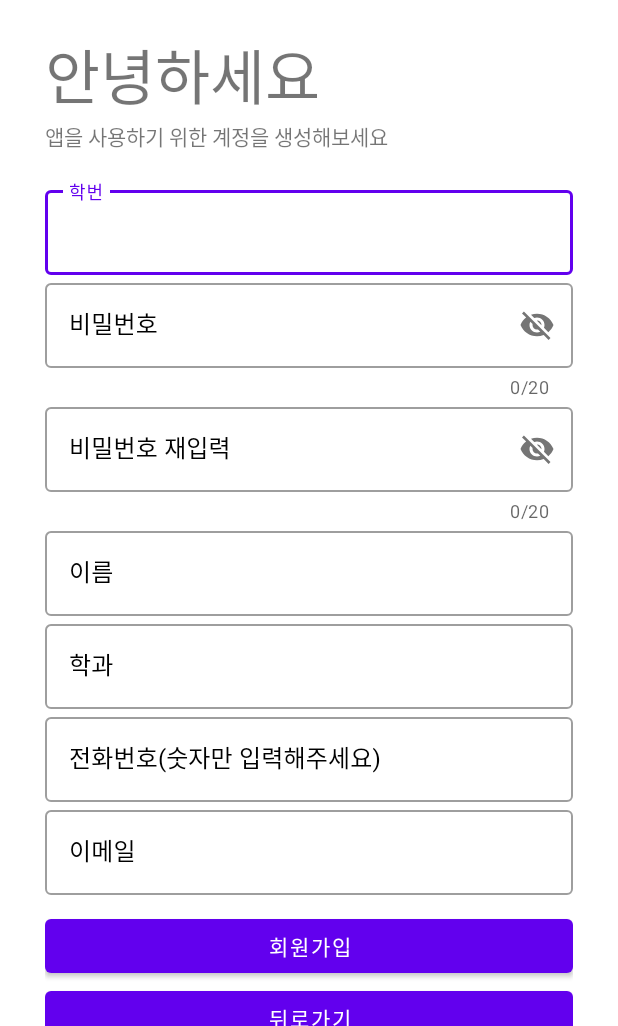
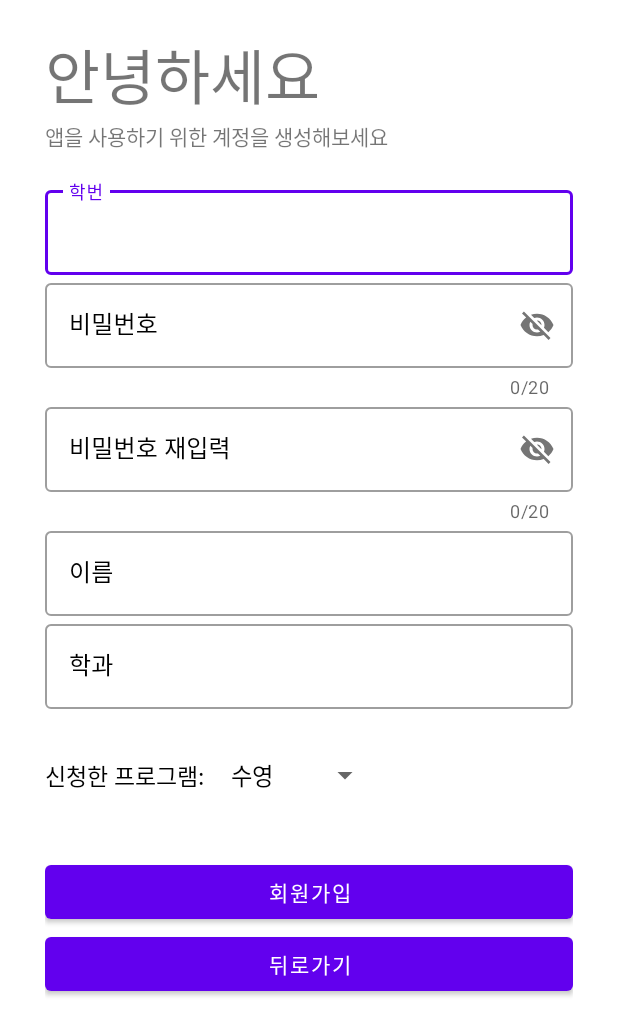
Before and after one commit to CBNU-SportsCenter/CBNU_SportsCenter, an Android app: the SignupActivity screen opened directly, with no data from a screen before it, after a tap on "회원가입", on a phone screen of 412 x 824 dp, the part 210-1236 px from its top. Run offline under Robolectric (Android 15) with nearby library versions, the phone set to English and light mode, and no system bars; our stand-ins replace Volley.

Commit message:
테이블 수정 및 로그인 구현 완료

```diff
--- a/CBNU_SportsCenter/app/src/main/AndroidManifest.xml
+++ b/CBNU_SportsCenter/app/src/main/AndroidManifest.xml
@@ -12,6 +12,8 @@
         android:theme="@style/Theme.CBNU_SportsCenter"
         android:usesCleartextTraffic="true">
         <activity android:name=".SignupActivity">
+        </activity>
+        <activity android:name=".MainActivity">
         </activity>
         <activity android:name=".StartActivity"
             android:exported="true">
--- a/CBNU_SportsCenter/app/src/main/java/com/example/cbnu_sportscenter/MyDatabaseHelper.java
+++ b/CBNU_SportsCenter/app/src/main/java/com/example/cbnu_sportscenter/MyDatabaseHelper.java
@@ -2,6 +2,8 @@ package com.example.cbnu_sportscenter;
 
 import android.content.ContentValues;
 import android.content.Context;
+import android.content.Intent;
+import android.database.Cursor;
 import android.database.sqlite.SQLiteDatabase;
 import android.database.sqlite.SQLiteOpenHelper;
 import android.widget.Toast;
@@ -20,8 +22,8 @@ public class MyDatabaseHelper extends SQLiteOpenHelper {
     private static final String COLUMN_PASSWORD="password";
     private static final String COLUMN_NAME="name";
     private static final String COLUMN_MAJOR="major";
-    private static final String COLUMN_PHONE="phone";
-    private static final String COLUMN_EMAIL="email";
+    private static final String COLUMN_PROGRAM="program";
+
 
 
 
@@ -37,8 +39,7 @@ public class MyDatabaseHelper extends SQLiteOpenHelper {
                 COLUMN_PASSWORD+" TEXT, "+
                 COLUMN_NAME+" TEXT, "+
                 COLUMN_MAJOR+" TEXT, "+
-                COLUMN_PHONE+" TEXT, "+
-                COLUMN_EMAIL+" TEXT);";
+                COLUMN_PROGRAM+" TEXT);";
         db.execSQL(query);
     }
 
@@ -48,8 +49,8 @@ public class MyDatabaseHelper extends SQLiteOpenHelper {
         onCreate(db);
     }
 
-    void AddAccount(String studentid, String password, String name,String major,
-                String phone, String email){
+    long AddAccount(String studentid, String password, String name,String major, String program
+                ){
         SQLiteDatabase db = this.getWritableDatabase();
         ContentValues cv = new ContentValues();
 
@@ -57,15 +58,38 @@ public class MyDatabaseHelper extends SQLiteOpenHelper {
         cv.put(COLUMN_PASSWORD, password);
         cv.put(COLUMN_NAME, name);
         cv.put(COLUMN_MAJOR, major);
-        cv.put(COLUMN_PHONE, phone);
-        cv.put(COLUMN_EMAIL, email);
+        cv.put(COLUMN_PROGRAM, program);
+
 
         long result = db.insert(TABLE_NAME,null, cv);
         if(result == -1){
             Toast.makeText(context, "Failed", Toast.LENGTH_SHORT).show();
+            return result;
         }else {
             Toast.makeText(context, "Added Successfully!", Toast.LENGTH_SHORT).show();
+            Toast.makeText(context, "result is"+result, Toast.LENGTH_SHORT).show();
+            return result;
         }
     }
 
+
+    public Boolean checkuserstudentid(String studentid) {
+        SQLiteDatabase MyDB = this.getWritableDatabase();
+        Cursor cursor = MyDB.rawQuery("Select * from UserAccount where studentid = ?", new String[]{studentid});
+        if (cursor.getCount() > 0)
+            return true;
+        else
+            return false;
+    }
+
+    public Boolean checkstudentidpassword(String studentid, String password){
+        SQLiteDatabase MyDB = this.getWritableDatabase();
+        Cursor cursor = MyDB.rawQuery("Select * from UserAccount where studentid = ? and password = ?",
+                new String[] {studentid,password});
+        if(cursor.getCount()>0)
+            return true;
+        else
+            return false;
+    }
+
 }
--- a/CBNU_SportsCenter/app/src/main/java/com/example/cbnu_sportscenter/SignupActivity.java
+++ b/CBNU_SportsCenter/app/src/main/java/com/example/cbnu_sportscenter/SignupActivity.java
@@ -3,12 +3,15 @@ package com.example.cbnu_sportscenter;
 import android.content.Intent;
 import android.os.Bundle;
 import android.view.View;
+import android.widget.ArrayAdapter;
 import android.widget.Button;
 import android.widget.EditText;
+import android.widget.Spinner;
 import android.widget.Toast;
 
 import androidx.annotation.NonNull;
 import androidx.appcompat.app.AppCompatActivity;
+import androidx.fragment.app.Fragment;
 
 import com.android.volley.RequestQueue;
 import com.android.volley.Response;
@@ -23,7 +26,9 @@ public class SignupActivity extends AppCompatActivity {
     Button btn_back,btn_signup;
     TextInputLayout StudentId, Password1, Password2,
             Major, Name, Telephone,Email;
-
+    MyDatabaseHelper DB;
+    Spinner Spn;
+    ArrayAdapter arrayAdapter;
     protected void onCreate(Bundle savedInstanceState) {
         super.onCreate(savedInstanceState);
         setContentView(R.layout.activity_signup);
@@ -35,8 +40,12 @@ public class SignupActivity extends AppCompatActivity {
         Password2=findViewById(R.id.Password2);
         Name=findViewById(R.id.Name);
         Major=findViewById(R.id.Major);
-        Telephone=findViewById(R.id.Telephone);
-        Email=findViewById(R.id.Email);
+        Spn=findViewById(R.id.spn);
+        DB = new MyDatabaseHelper(this);
+
+
+
+        setViews();
 
 
 
@@ -56,22 +65,47 @@ public class SignupActivity extends AppCompatActivity {
         btn_signup.setOnClickListener(new View.OnClickListener() {
             @Override
             public void onClick(View view) {
-                String studentid=StudentId.getEditText().getText().toString();
-                String password1=Password1.getEditText().getText().toString();
-                String password2=Password2.getEditText().getText().toString();
-                String name=Name.getEditText().getText().toString();
-                String major=Major.getEditText().getText().toString();
-                String phone=Telephone.getEditText().getText().toString();
-                String email=Email.getEditText().getText().toString();
+                String studentid=StudentId.getEditText().getText().toString().trim();
+                String password1=Password1.getEditText().getText().toString().trim();
+                String password2=Password2.getEditText().getText().toString().trim();
+                String name=Name.getEditText().getText().toString().trim();
+                String major=Major.getEditText().getText().toString().trim();
+                String program=Spn.getSelectedItem().toString();
 
+                if(studentid.equals("") || password1.equals("") || password2.equals("") ||
+                        name.equals("") || major.equals("") )
+                    Toast.makeText(SignupActivity.this, "Please enter all the fields", Toast.LENGTH_SHORT).show();
+                else{
+                    if(password1.equals(password2)){
+                        Boolean checkstudentid = DB.checkuserstudentid(studentid);
+                        if(checkstudentid==false){
+                           /* MyDatabaseHelper myDB=new MyDatabaseHelper(SignupActivity.this);
+                            myDB.AddAccount(studentid,password1, name, major, phone, email);*/
+                        long result=DB.AddAccount(studentid,password1, name, major, program);
+                        if(result!=-1)
+                        {
+                            Intent intent=new Intent(getApplicationContext(),LoginActivity.class);
+                            startActivity(intent);
+                        }
 
-
-                    MyDatabaseHelper myDB=new MyDatabaseHelper(SignupActivity.this);
-                   myDB.AddAccount(studentid,password1, name, major, phone, email);
+                        }
+                        else{
+                            Toast.makeText(SignupActivity.this, "User already exists! please sign in", Toast.LENGTH_SHORT).show();
+                        }
+                    }else{
+                        Toast.makeText(SignupActivity.this, "Passwords not matching", Toast.LENGTH_SHORT).show();
+                    }
+                }
 
 
             }
         });
 
     }
+
+    public void setViews(){
+        arrayAdapter=ArrayAdapter.createFromResource(this,R.array.programs,android.R.layout.simple_spinner_dropdown_item);
+        Spn.setAdapter(arrayAdapter);
+    }
+
 }
--- a/CBNU_SportsCenter/app/src/main/java/com/example/cbnu_sportscenter/StartActivity.java
+++ b/CBNU_SportsCenter/app/src/main/java/com/example/cbnu_sportscenter/StartActivity.java
@@ -7,10 +7,11 @@ import android.os.Bundle;
 import android.os.Handler;
 import android.view.View;
 import android.widget.Button;
+import android.widget.ImageView;
 
 public class StartActivity extends AppCompatActivity {
 
-    Button btn_start;
+
 
     @Override
     protected void onCreate(Bundle savedInstanceState) {
--- a/CBNU_SportsCenter/app/src/main/res/layout/activity_login.xml
+++ b/CBNU_SportsCenter/app/src/main/res/layout/activity_login.xml
@@ -35,7 +35,7 @@
 
 
         <com.google.android.material.textfield.TextInputLayout
-            android:id="@+id/textField"
+            android:id="@+id/Studentid"
             android:layout_width="match_parent"
             android:layout_height="wrap_content"
             android:hint="학번"
@@ -51,7 +51,7 @@
 
 
         <com.google.android.material.textfield.TextInputLayout
-            android:id="@+id/textField2"
+            android:id="@+id/Password"
             android:layout_width="match_parent"
             android:layout_height="wrap_content"
             android:hint="비밀번호"
@@ -79,6 +79,7 @@
 
 
         <Button
+            android:id="@+id/btn_login"
             android:layout_width="match_parent"
             android:layout_height="wrap_content"
             android:text="Login"
--- a/CBNU_SportsCenter/app/src/main/res/layout/activity_signup.xml
+++ b/CBNU_SportsCenter/app/src/main/res/layout/activity_signup.xml
@@ -124,34 +124,32 @@
                 </com.google.android.material.textfield.TextInputLayout>
 
 
-                <com.google.android.material.textfield.TextInputLayout
-                    android:id="@+id/Telephone"
-                    style="@style/Widget.MaterialComponents.TextInputLayout.OutlinedBox"
+                <LinearLayout
                     android:layout_width="match_parent"
-                    android:layout_height="wrap_content"
-                    android:hint="전화번호(숫자만 입력해주세요)"
-                    android:textColorHint="@color/black">
+                    android:layout_height="match_parent"
+                    android:layout_marginTop="20dp"
+                    android:layout_marginBottom="20dp">
 
-                    <com.google.android.material.textfield.TextInputEditText
-                        android:layout_width="match_parent"
-                        android:layout_height="wrap_content" />
+                    <TextView
+                        android:id="@+id/textView4"
+                        android:layout_width="wrap_content"
+                        android:layout_height="wrap_content"
+                        android:text="신청한 프로그램:"
+                        android:layout_marginRight="10dp"
+                        android:textColor="@color/black"
+                        android:textSize="15sp"
+                        />
 
-                </com.google.android.material.textfield.TextInputLayout>
+                    <Spinner
+                        android:id="@+id/spn"
+                        android:layout_width="wrap_content"
+                        android:layout_height="wrap_content"
+                        android:layout_marginRight="0dp"/>
+                </LinearLayout>
 
-                <com.google.android.material.textfield.TextInputLayout
-                    android:id="@+id/Email"
-                    style="@style/Widget.MaterialComponents.TextInputLayout.OutlinedBox"
-                    android:layout_width="match_parent"
-                    android:layout_height="wrap_content"
-                    android:hint="이메일"
-                    android:inputType="textEmailAddress"
-                    android:textColorHint="@color/black">
 
-                    <com.google.android.material.textfield.TextInputEditText
-                        android:layout_width="match_parent"
-                        android:layout_height="wrap_content" />
 
-                </com.google.android.material.textfield.TextInputLayout>
+
 
             </LinearLayout>
 
--- /dev/null
+++ b/CBNU_SportsCenter/app/src/main/res/values/programs.xml
@@ -0,0 +1,8 @@
+<?xml version="1.0" encoding="utf-8"?>
+<resources>
+    <string-array name="programs">
+        <item>수영</item>
+        <item>헬스</item>
+        <item>스쿼시</item>
+    </string-array>
+</resources>
```
Also changed, not shown: CBNU_SportsCenter/app/src/main/java/com/example/cbnu_sportscenter/LoginActivity.java (+36 -2 lines), CBNU_SportsCenter/app/src/main/java/com/example/cbnu_sportscenter/MainActivity.java (+16 -6 lines), CBNU_SportsCenter/app/src/main/java/com/example/cbnu_sportscenter/UserAccount.java (deleted, +0 -37 lines), CBNU_SportsCenter/app/src/main/res/layout/activity_main.xml (+0 -7 lines).
